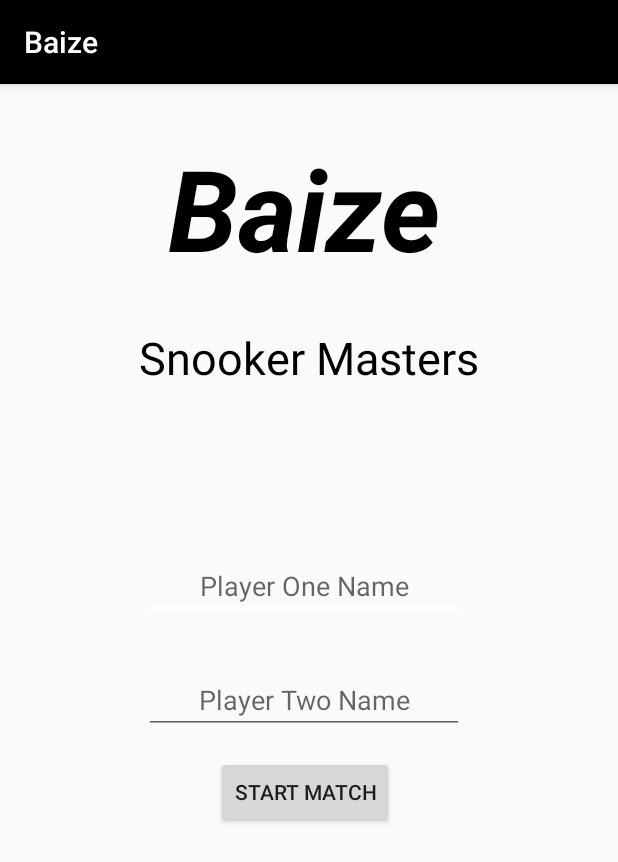
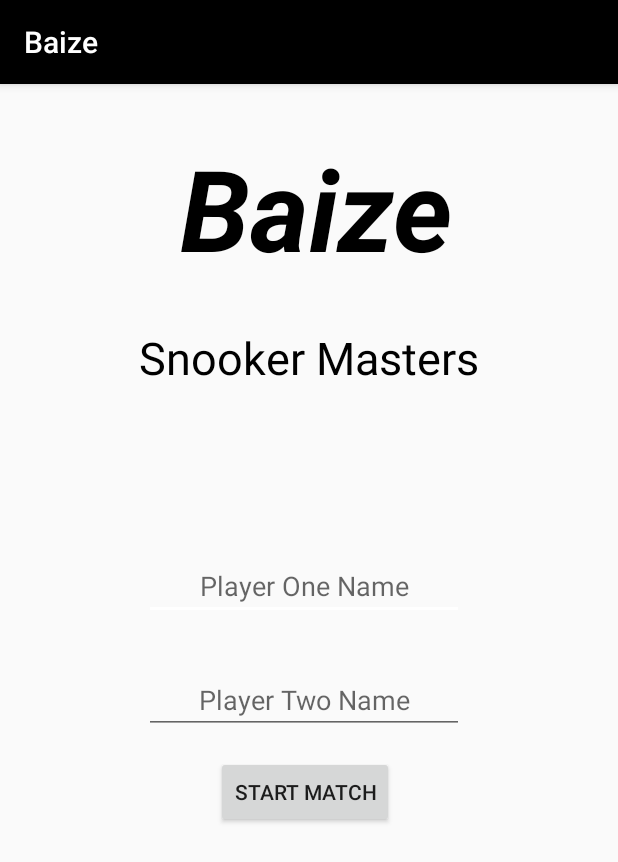
Before and after one commit to jasonlindsay87/SnookerScoreboard, an Android app: the screen it shows after launch (HomeActivity), on a phone screen of 412 x 824 dp. Shown: the top 862 px of the screen. Run offline under Robolectric (Android 15) with nearby library versions, the phone set to English and light mode, and no system bars.

Commit message:
Sun 03.05-3

```diff
--- a/app/src/main/res/layout/activity_home.xml
+++ b/app/src/main/res/layout/activity_home.xml
@@ -7,17 +7,17 @@
     tools:context=".HomeActivity">
 
     <TextView
+        android:id="@+id/banner"
+        android:layout_width="215dp"
+        android:layout_height="100dp"
+        android:layout_marginStart="120dp"
+        android:layout_marginTop="32dp"
         android:fontFamily="sans-serif"
         android:text="@string/app_name"
         android:textColor="@color/colorBlack"
         android:textSize="75sp"
+        android:textStyle="bold|italic"
         android:typeface="sans"
-        android:textStyle="bold|italic"
-        android:id="@+id/banner"
-        android:layout_width="wrap_content"
-        android:layout_height="wrap_content"
-        android:layout_marginStart="112dp"
-        android:layout_marginTop="32dp"
         app:layout_constraintStart_toStartOf="parent"
         app:layout_constraintTop_toTopOf="parent" />
 
--- a/app/src/main/res/layout/activity_main.xml
+++ b/app/src/main/res/layout/activity_main.xml
@@ -8,8 +8,8 @@
     tools:context=".MainActivity">
 
     <TextView
-        android:layout_width="wrap_content"
-        android:layout_height="wrap_content"
+        android:layout_width="272dp"
+        android:layout_height="133dp"
         android:fontFamily="sans-serif"
         android:text="@string/app_name"
         android:textColor="@color/colorWhite"
@@ -17,6 +17,7 @@
         android:textStyle="bold|italic"
         android:typeface="sans"
         app:layout_constraintBottom_toBottomOf="parent"
+        app:layout_constraintHorizontal_bias="0.589"
         app:layout_constraintLeft_toLeftOf="parent"
         app:layout_constraintRight_toRightOf="parent"
         app:layout_constraintTop_toTopOf="parent" />
--- a/app/src/main/res/mipmap-anydpi-v26/ic_launcher.xml
+++ /dev/null
@@ -1,5 +0,0 @@
-<?xml version="1.0" encoding="utf-8"?>
-<adaptive-icon xmlns:android="http://schemas.android.com/apk/res/android">
-    <background android:drawable="@drawable/ic_launcher_background" />
-    <foreground android:drawable="@drawable/ic_launcher_foreground" />
-</adaptive-icon>
--- a/app/src/main/res/mipmap-anydpi-v26/ic_launcher_round.xml
+++ /dev/null
@@ -1,5 +0,0 @@
-<?xml version="1.0" encoding="utf-8"?>
-<adaptive-icon xmlns:android="http://schemas.android.com/apk/res/android">
-    <background android:drawable="@drawable/ic_launcher_background" />
-    <foreground android:drawable="@drawable/ic_launcher_foreground" />
-</adaptive-icon>
```
Also changed, not shown: app/src/main/res/drawable-v24/ic_launcher.png (added), app/src/main/res/drawable/ic_launcher.png (added), app/src/main/res/mipmap-hdpi/ic_launcher_round.png, app/src/main/res/mipmap-mdpi/ic_launcher_round.png, app/src/main/res/mipmap-xhdpi/ic_launcher_round.png, app/src/main/res/mipmap-xxhdpi/ic_launcher_round.png, app/src/main/res/mipmap-xxxhdpi/ic_launcher_round.png.
